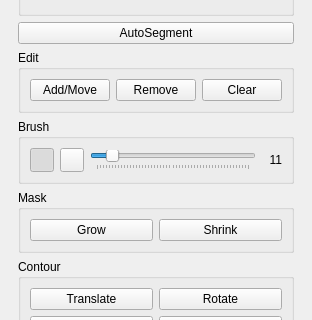
Qt form ui/toolbox.ui (dafne-imaging/dafne) before a commit; both pictures show x 0 to 312 and y 521 to 841 of the 312 by 1048 pixel window.
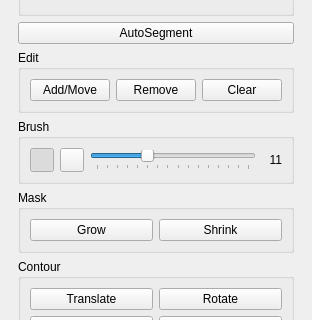
The same form after that commit. Icons and pictures are not drawn.

Patch:
```diff
--- a/ui/toolbox.ui
+++ b/ui/toolbox.ui
@@ -378,7 +378,7 @@
                <number>0</number>
               </property>
               <property name="maximum">
-               <number>50</number>
+               <number>15</number>
               </property>
               <property name="singleStep">
                <number>1</number>
```
